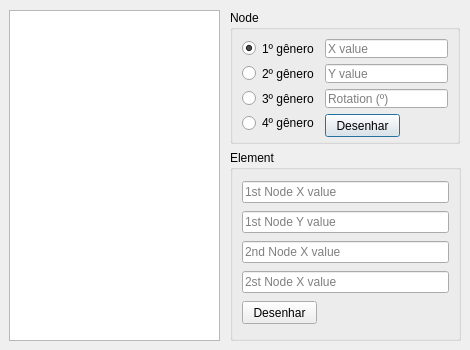
arthurbg951/UVATool, file src/UVATool_UI/form_draw.ui: the form before one commit.
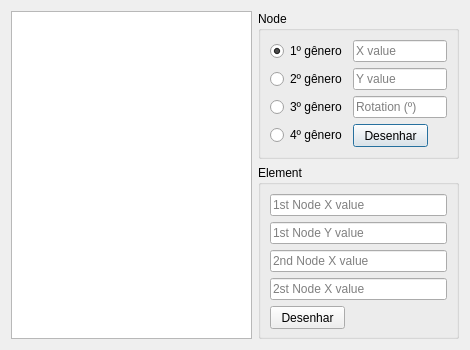
The form after the commit. Icons and pictures are not drawn.

Diff of the .ui file:
```diff
--- a/src/UVATool_UI/form_draw.ui
+++ b/src/UVATool_UI/form_draw.ui
@@ -23,15 +23,14 @@
    <iconset>
     <normaloff>icons/draw.png</normaloff>icons/draw.png</iconset>
   </property>
+  <layout class="QGridLayout" name="gridLayout_3">
+   <item row="0" column="0">
+    <widget class="QListView" name="listView"/>
+   </item>
+   <item row="0" column="1">
+    <layout class="QVBoxLayout" name="verticalLayout">
+     <item>
   <widget class="QGroupBox" name="groupBox">
-   <property name="geometry">
-    <rect>
-     <x>230</x>
-     <y>10</y>
-     <width>230</width>
-     <height>134</height>
-    </rect>
-   </property>
    <property name="title">
     <string>Node</string>
    </property>
@@ -109,15 +108,9 @@
     </item>
    </layout>
   </widget>
+     </item>
+     <item>
   <widget class="QGroupBox" name="groupBox_2">
-   <property name="geometry">
-    <rect>
-     <x>230</x>
-     <y>150</y>
-     <width>231</width>
-     <height>191</height>
-    </rect>
-   </property>
    <property name="title">
     <string>Element</string>
    </property>
@@ -171,17 +164,27 @@
     </item>
    </layout>
   </widget>
-  <widget class="QListView" name="listView">
-   <property name="geometry">
-    <rect>
-     <x>9</x>
-     <y>10</y>
-     <width>211</width>
-     <height>331</height>
-    </rect>
-   </property>
-  </widget>
- </widget>
+     </item>
+    </layout>
+   </item>
+  </layout>
+ </widget>
+ <tabstops>
+  <tabstop>lineEdit</tabstop>
+  <tabstop>lineEdit_2</tabstop>
+  <tabstop>lineEdit_3</tabstop>
+  <tabstop>lineEdit_4</tabstop>
+  <tabstop>lineEdit_5</tabstop>
+  <tabstop>lineEdit_7</tabstop>
+  <tabstop>lineEdit_8</tabstop>
+  <tabstop>pushButton</tabstop>
+  <tabstop>pushButton_2</tabstop>
+  <tabstop>radioButton</tabstop>
+  <tabstop>radioButton_2</tabstop>
+  <tabstop>radioButton_3</tabstop>
+  <tabstop>radioButton_4</tabstop>
+  <tabstop>listView</tabstop>
+ </tabstops>
  <resources/>
  <connections/>
 </ui>
```
Left out of the diff: 4 changed lines with no effect on the pictures. Lines whose indentation alone changed are shown as unchanged.
